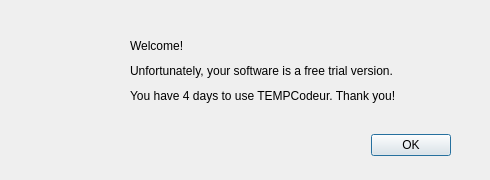
First picture: the form in ui/introex4_window.ui, repository zvsuarez/sonde, before the edit.
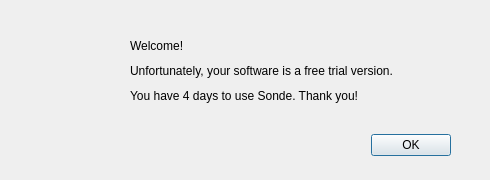
Second picture: the form after the edit. Icons and pictures are not drawn.

```diff
--- a/ui/introex4_window.ui
+++ b/ui/introex4_window.ui
@@ -83,7 +83,7 @@
     </font>
    </property>
    <property name="text">
-    <string>You have 4 days to use TEMPCodeur. Thank you!</string>
+    <string>You have 4 days to use Sonde. Thank you!</string>
    </property>
   </widget>
   <widget class="QLabel" name="label_4">
```
Left out of the diff: 4 changed lines with no effect on the pictures.
